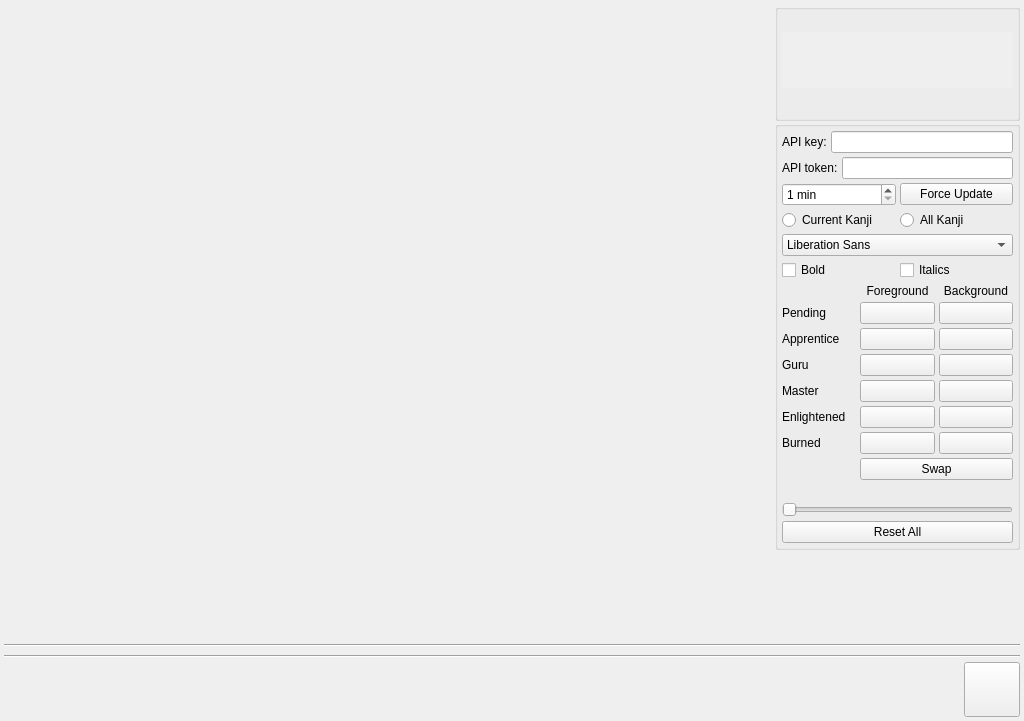
First picture: the form in src/widget.ui, repository agarny/wanikani, before the edit.
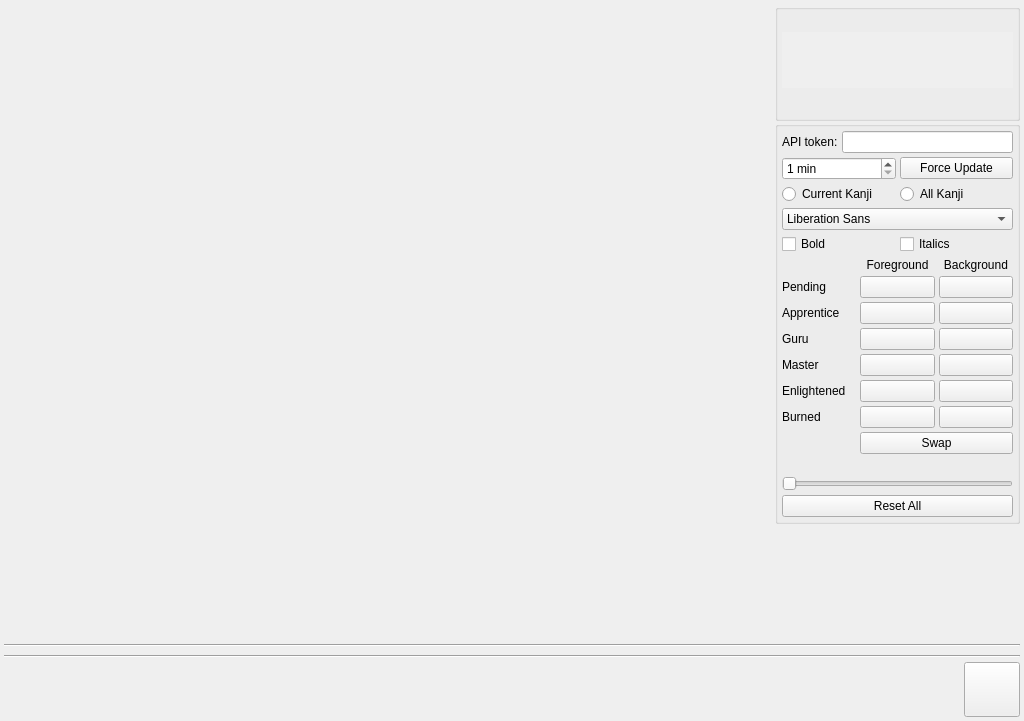
Second picture: the form after the edit. Icons and pictures are not drawn. Custom widgets are drawn as their Qt base class.

Diff of the .ui file:
```diff
--- a/src/widget.ui
+++ b/src/widget.ui
@@ -210,20 +210,6 @@
             <property name="bottomMargin">
              <number>4</number>
             </property>
-            <item>
-             <layout class="QHBoxLayout" name="apiKeyLayout">
-              <item>
-               <widget class="QLabel" name="apiKeyLabel">
-                <property name="text">
-                 <string>API key:</string>
-                </property>
-               </widget>
-              </item>
-              <item>
-               <widget class="QLineEdit" name="apiKeyValue"/>
-              </item>
-             </layout>
-            </item>
             <item>
              <layout class="QHBoxLayout" name="apiTokenLayout">
               <item>
```
